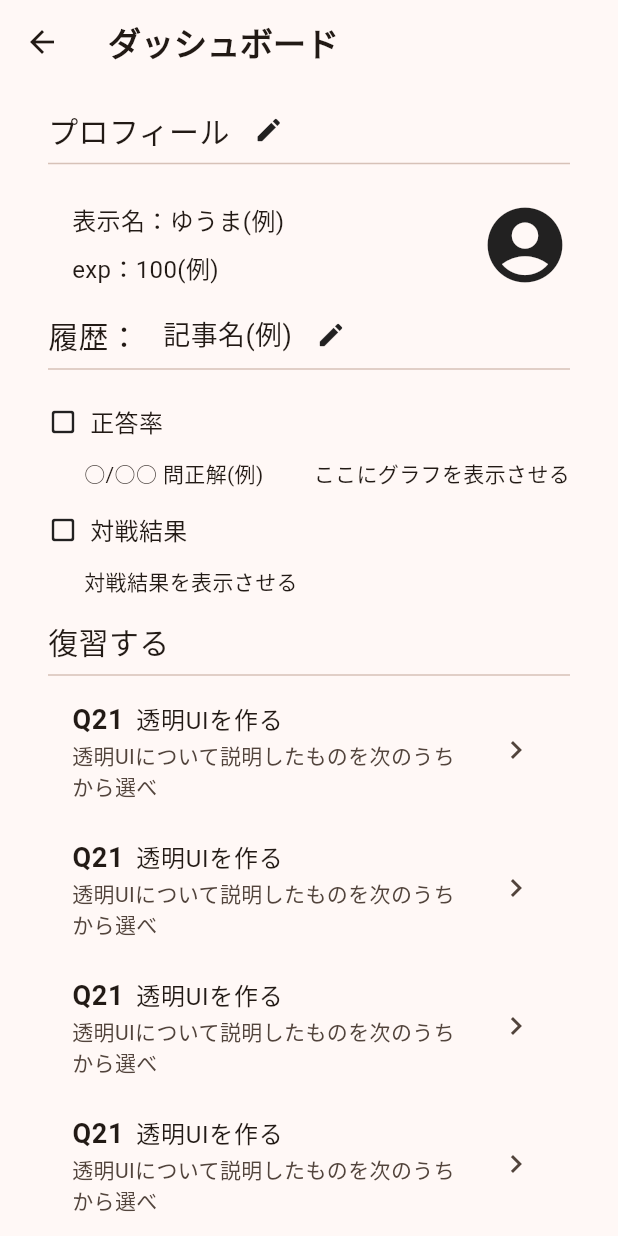
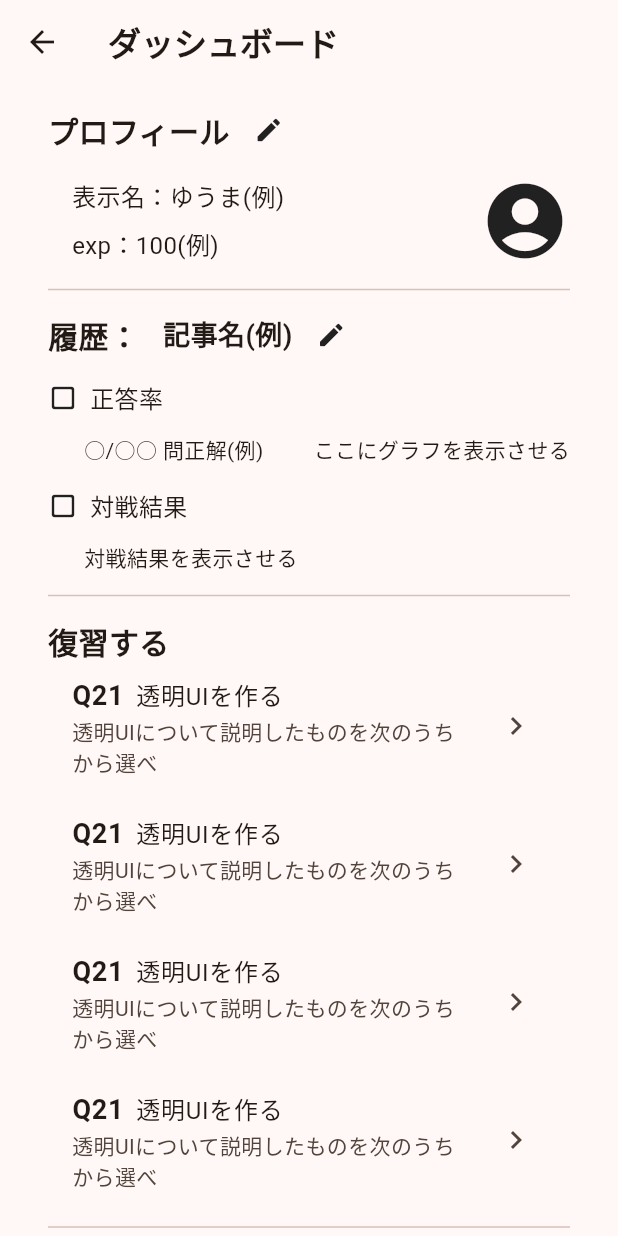
Before and after one commit to code-syncers/quiz-shower, a Flutter app: the DashboardScreen screen opened directly, on a phone screen of 412 x 824 dp. Run offline on Flutter 3.47's test engine with Material 2 defaults, Android fonts, the phone set to English and light mode, and no system bars; our stand-ins replace cloud_firestore, cloud_functions, firebase_auth, firebase_core, flutter_hooks, freezed_annotation and 1 more; missing offline and left inert: firebase_ui_auth, firebase_ui_localizations; accounts and stored records are empty.

Commit message:
feat: 全体的なUIを整える

```diff
--- a/lib/ui/screen/dashboard_screen.dart
+++ b/lib/ui/screen/dashboard_screen.dart
@@ -22,7 +22,7 @@ class DashboardScreen extends StatelessWidget {
                 children: [
                   Text(
                     'プロフィール',
-                    style: TextStyle(fontSize: 20),
+                    style: TextStyle(fontSize: 20, fontWeight: FontWeight.bold),
                   ),
                   SizedBox(width: 16),
                   Icon(
@@ -31,7 +31,6 @@ class DashboardScreen extends StatelessWidget {
                   ),
                 ],
               ),
-              const Divider(thickness: 1),
               const SizedBox(height: 16),
               const Row(
                 children: [
@@ -57,17 +56,19 @@ class DashboardScreen extends StatelessWidget {
                   ),
                 ],
               ),
-              const SizedBox(height: 16),
+              const SizedBox(height: 8),
+              const Divider(thickness: 1),
+              const SizedBox(height: 8),
               const Row(
                 children: [
                   Text(
                     '履歴：',
-                    style: TextStyle(fontSize: 20),
+                    style: TextStyle(fontSize: 20, fontWeight: FontWeight.bold),
                   ),
                   SizedBox(width: 16),
                   Text(
                     '記事名(例)',
-                    style: TextStyle(fontSize: 18),
+                    style: TextStyle(fontSize: 18, fontWeight: FontWeight.bold),
                   ),
                   SizedBox(width: 16),
                   Icon(
@@ -76,7 +77,6 @@ class DashboardScreen extends StatelessWidget {
                   ),
                 ],
               ),
-              const Divider(thickness: 1),
               const Column(
                 children: [
                   SizedBox(height: 16),
@@ -125,12 +125,13 @@ class DashboardScreen extends StatelessWidget {
                   ),
                 ],
               ),
-              const SizedBox(height: 16),
+              const SizedBox(height: 8),
+              const Divider(thickness: 1),
+              const SizedBox(height: 8),
               const Text(
                 '復習する',
-                style: TextStyle(fontSize: 20),
+                style: TextStyle(fontSize: 20, fontWeight: FontWeight.bold),
               ),
-              const Divider(thickness: 1),
               ListTile(
                 title: const Row(
                   children: [
@@ -198,12 +199,13 @@ class DashboardScreen extends StatelessWidget {
                 trailing: const Icon(Icons.navigate_next),
                 onTap: () {},
               ),
-              const SizedBox(height: 16),
+              const SizedBox(height: 8),
+              const Divider(thickness: 1),
+              const SizedBox(height: 8),
               const Text(
                 '通知',
-                style: TextStyle(fontSize: 20),
+                style: TextStyle(fontSize: 20, fontWeight: FontWeight.bold),
               ),
-              const Divider(thickness: 1),
               const Column(
                 children: [
                   SizedBox(height: 16),
```
